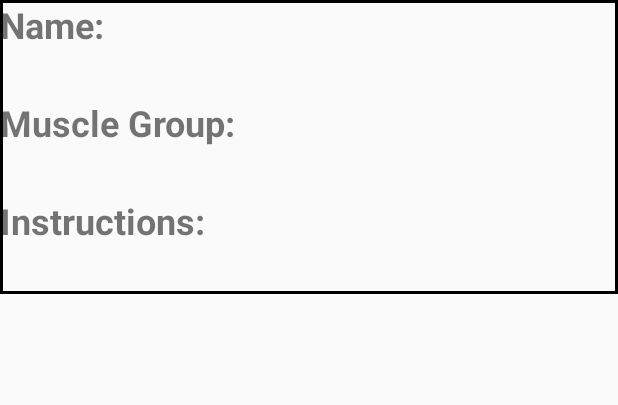
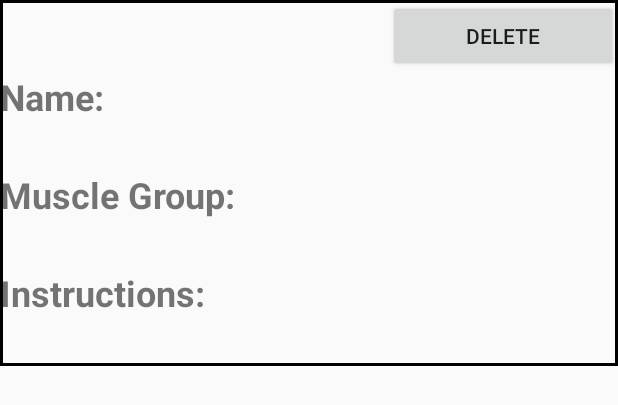
Before and after one commit to oroke24/AndroidFitnessApp, an Android app built with Jetpack Compose: the layout item_exercise.xml on its own in the app's theme, with its tools: preview values and no code run, on a phone screen of 412 x 824 dp. Shown: the top 405 px of the screen. Run offline under Robolectric (Android 15) with nearby library versions, the light colour scheme and no system bars.

```diff
--- a/app/src/main/java/com/example/fitnessapp/Exercise.kt
+++ b/app/src/main/java/com/example/fitnessapp/Exercise.kt
@@ -1,6 +1,7 @@
 package com.example.fitnessapp
 
 data class Exercise(
+    val id: String,
     val name:String,
     val muscleGroup:String,
     val instructions:String
--- a/app/src/main/res/layout/item_exercise.xml
+++ b/app/src/main/res/layout/item_exercise.xml
@@ -4,6 +4,26 @@
     android:layout_width="match_parent"
     android:layout_height="wrap_content"
     android:background="@drawable/border">
+
+    <LinearLayout
+        android:layout_width="match_parent"
+        android:layout_height="wrap_content"
+        android:orientation="horizontal">
+        <TextView
+            android:id="@+id/position"
+            android:layout_width="wrap_content"
+            android:layout_height="wrap_content"
+            android:gravity="center"
+            android:layout_weight="4"
+            android:textSize="18sp"
+            android:textStyle="bold"/>
+        <Button
+            android:id="@+id/deleteButton"
+            android:layout_width="wrap_content"
+            android:layout_height="wrap_content"
+            android:layout_weight="1"
+            android:text="Delete"/>
+    </LinearLayout>
 
     <!-- Name Label and content -->
     <TextView
```
Also changed, not shown: app/src/main/java/com/example/fitnessapp/ExerciseActivity.kt (+54 -9 lines), app/src/main/java/com/example/fitnessapp/ExerciseAdapter.kt (+76 -6 lines).
